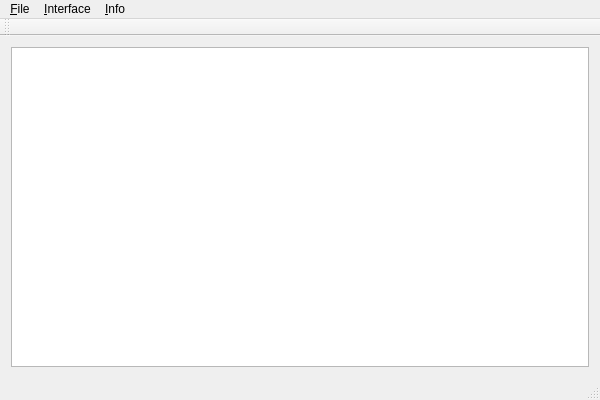
Above: SimplePad/SimplePad.ui from PracticalTasks/SimplePad before the change. Below: the same form after it.
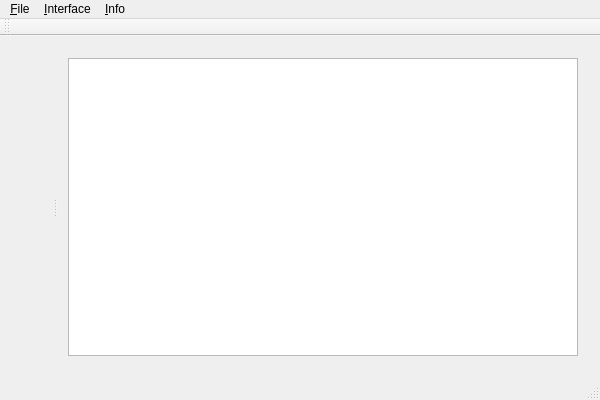
That is the form after the change. Icons and pictures are not drawn.

Commit message: Сделал открытие файлов из treeView

What changed in the file:
```diff
--- a/SimplePad/SimplePad.ui
+++ b/SimplePad/SimplePad.ui
@@ -20,15 +20,22 @@
      <verstretch>0</verstretch>
     </sizepolicy>
    </property>
-   <layout class="QHBoxLayout" name="horizontalLayout">
-    <item>
-     <widget class="QTextEdit" name="textEdit">
-      <property name="sizePolicy">
-       <sizepolicy hsizetype="Expanding" vsizetype="Expanding">
-        <horstretch>0</horstretch>
-        <verstretch>0</verstretch>
-       </sizepolicy>
+   <layout class="QGridLayout" name="gridLayout_3">
+    <item row="0" column="0">
+     <widget class="QSplitter" name="splitter">
+      <property name="orientation">
+       <enum>Qt::Horizontal</enum>
       </property>
+      <widget class="QWidget" name="gridLayoutWidget">
+       <layout class="QGridLayout" name="gridLayout"/>
+      </widget>
+      <widget class="QWidget" name="gridLayoutWidget_2">
+       <layout class="QGridLayout" name="gridLayout_2">
+        <item row="0" column="0">
+         <widget class="QTextEdit" name="textEdit"/>
+        </item>
+       </layout>
+      </widget>
      </widget>
     </item>
    </layout>
```
The commit also changes 2 other files.
